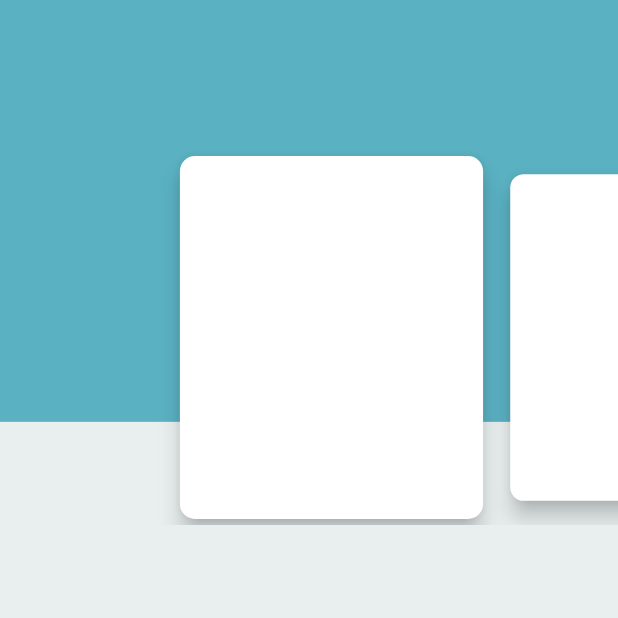
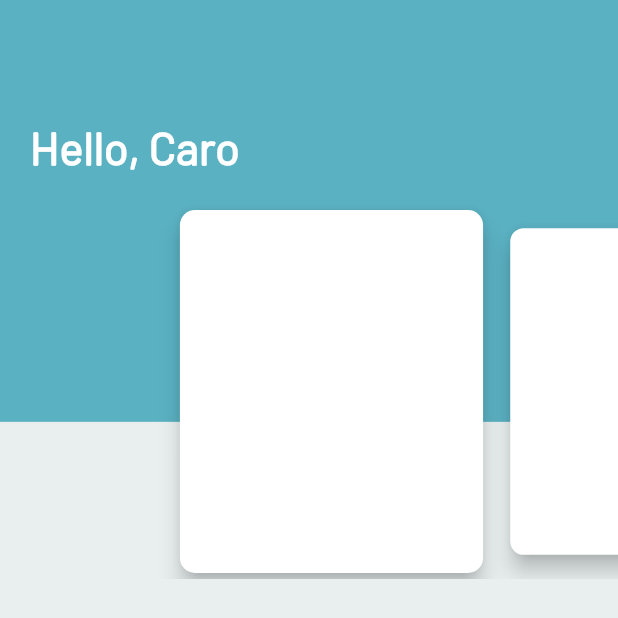
Before and after one commit to CaroMen/Tasker, a Flutter app: the screen it shows once a user with an empty profile is signed in, on a phone screen of 412 x 824 dp. Shown: the top 618 px of the screen. Run offline on Flutter 3.47's test engine with Material 2 defaults, Android fonts, the phone set to English and light mode, and no system bars; our stand-ins replace cloud_firestore, firebase_auth; accounts and stored records are empty.

Commit message:
font changes

```diff
--- a/lib/screens/dashboard.dart
+++ b/lib/screens/dashboard.dart
@@ -1,3 +1,4 @@
+import 'package:firebase_auth/firebase_auth.dart';
 import 'package:flutter/material.dart';
 import 'package:tasker/services/auth_service.dart';
 
@@ -21,16 +22,40 @@ class _DashboardScreenState extends State<DashboardScreen> {
           color: Color(0xFF5AB1C2), //blue section
           height: MediaQuery.of(context).size.height / 2.93,
         ),
-        new Container(
+        Column(
+          children: [
+            Container(
+              margin: EdgeInsets.only(left: 20.0),
+              child: Align(
+                alignment: Alignment.centerLeft,
+                child: Container(
+                  padding: EdgeInsets.only(top: 80),
+                  child: Text(
+                    'Hello, Caro',
+                    style: TextStyle(
+                      fontFamily: 'Barlow',
+                      fontSize: 30.0,
+                      color: Colors.white,
+                      decoration: TextDecoration.none,
+                    ),
+                  ),
+                ),
+              ),
+            ),
+            Container(
+              transform: Matrix4.translationValues(0.0, -80.0, 0.0),
               padding: EdgeInsets.only(top: 100),
               margin: EdgeInsets.only(left: 30),
-          child: SizedBox(
+              child: Column(
+                children: [
+                  SizedBox(
                     height: 250,
                     width: 400,
                     child: PageView.builder(
                       itemCount: 5,
                       controller: PageController(viewportFraction: 0.55),
-              onPageChanged: (int index) => setState(() => _index = index),
+                      onPageChanged: (int index) =>
+                          setState(() => _index = index),
                       itemBuilder: (_, i) {
                         return Transform.scale(
                           scale: i == _index ? 1 : 0.9,
@@ -44,6 +69,10 @@ class _DashboardScreenState extends State<DashboardScreen> {
                       },
                     ),
                   ),
+                ],
+              ),
+            ),
+          ],
         ),
       ],
     );
```
Also changed, not shown: pubspec.yaml (+7 -5 lines), assets/fonts/Abel-Regular.ttf (added), assets/fonts/Barlow-Bold.ttf (added), assets/fonts/Barlow-Regular.ttf (added), assets/fonts/Barlow-Thin.ttf (added). Lines whose indentation alone changed are shown as unchanged.
